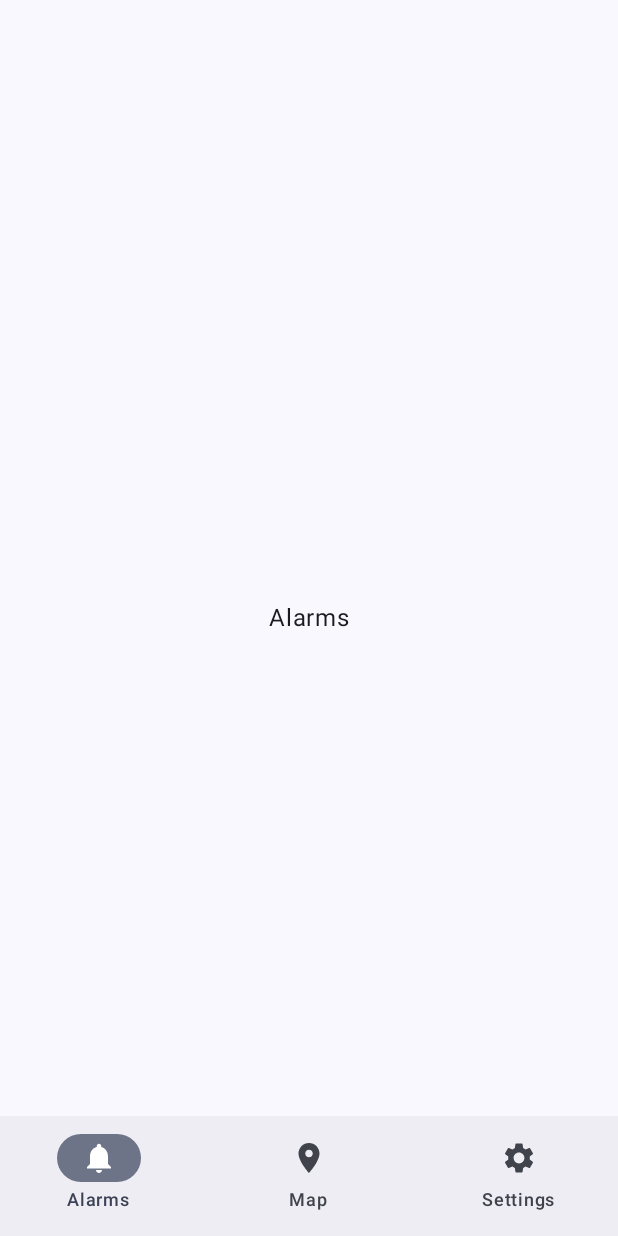
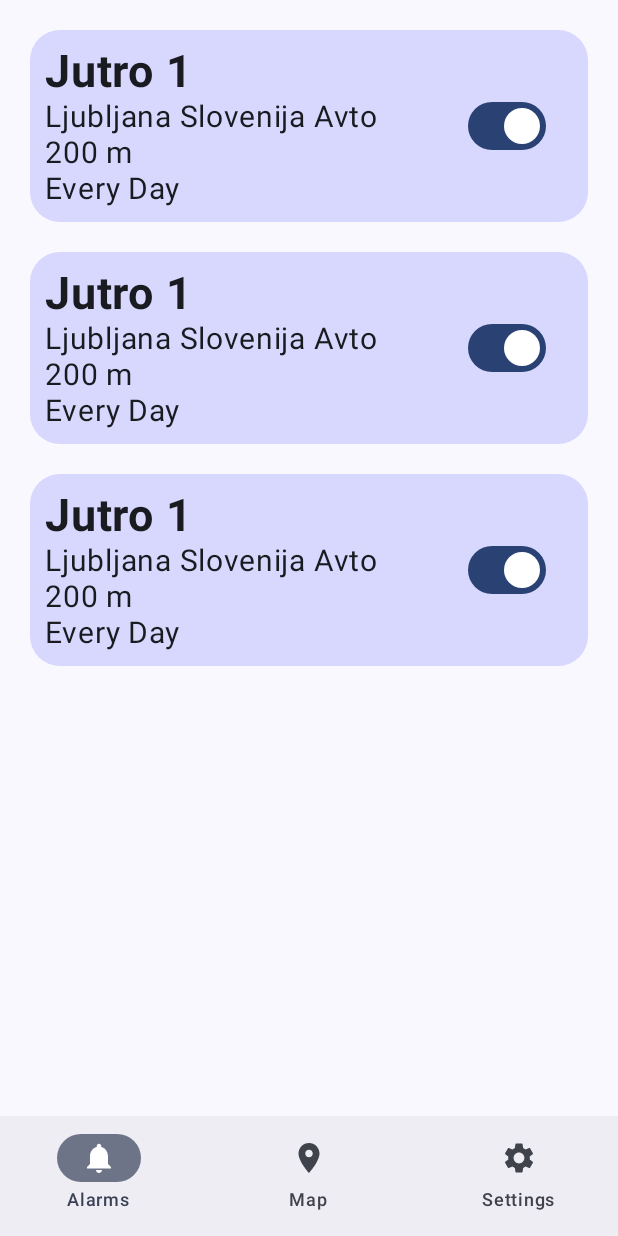
Before and after one commit to zorkomaj/Alarm_App, an Android app built with Jetpack Compose: the screen it shows after launch (MainActivity), on a phone screen of 412 x 824 dp. Run offline under Robolectric (Android 15) with nearby library versions, the phone set to English and light mode, and no system bars.

Commit message:
Made Alarms Screen

```diff
--- a/app/src/main/java/com/example/alarm_app/ui/AlarmsScreen.kt
+++ b/app/src/main/java/com/example/alarm_app/ui/AlarmsScreen.kt
@@ -1,20 +1,101 @@
 package com.example.alarm_app.ui
 
+import androidx.compose.foundation.background
+import androidx.compose.foundation.border
 import androidx.compose.foundation.layout.Arrangement
 import androidx.compose.foundation.layout.Column
+import androidx.compose.foundation.layout.Row
+import androidx.compose.foundation.layout.Spacer
 import androidx.compose.foundation.layout.fillMaxSize
+import androidx.compose.foundation.layout.fillMaxWidth
+import androidx.compose.foundation.layout.height
+import androidx.compose.foundation.layout.padding
+import androidx.compose.foundation.lazy.LazyColumn
+import androidx.compose.material3.Switch
 import androidx.compose.material3.Text
 import androidx.compose.runtime.Composable
+import androidx.compose.runtime.remember
 import androidx.compose.ui.Alignment
 import androidx.compose.ui.Modifier
+import androidx.compose.ui.text.font.FontWeight
+import androidx.compose.ui.unit.dp
+import androidx.compose.ui.unit.sp
+import androidx.compose.runtime.getValue
+import androidx.compose.runtime.mutableStateOf
+import androidx.compose.runtime.setValue
+import androidx.compose.foundation.lazy.items
+import androidx.compose.foundation.shape.RoundedCornerShape
+import androidx.compose.ui.draw.clip
+import androidx.compose.ui.graphics.Color
+
+data class AlarmList(val name: String, val location: String,
+                        val radius: Int, val repetitions: String,
+                        val checked: Boolean)
+
+val alarmList: List<AlarmList> = listOf( //fake history data
+    AlarmList("Jutro 1", "Ljubljana Slovenija Avto", 200, "Every Day", true),
+    AlarmList("Jutro 1", "Ljubljana Slovenija Avto", 200, "Every Day", true),
+    AlarmList("Jutro 1", "Ljubljana Slovenija Avto", 200, "Every Day", true),
+)
+
 
 @Composable
 fun AlarmsScreen(modifier: Modifier = Modifier) {
-    Column(
+    LazyColumn (
         modifier = modifier.fillMaxSize(),
-        verticalArrangement = Arrangement.Center,
-        horizontalAlignment = Alignment.CenterHorizontally,
+        //verticalArrangement = Arrangement.Center,
+        //horizontalAlignment = Alignment.CenterHorizontally,
     ) {
-        Text(text = "Alarms")
+        items(alarmList) { currentAlarm ->
+            Alarm (
+                name = currentAlarm.name,
+                location = currentAlarm.location,
+                radius = currentAlarm.radius,
+                repetitions = currentAlarm.repetitions,
+                checked = currentAlarm.checked,
+            )
+            //Spacer(modifier = Modifier.height(5.dp))
+        }
+
     }
 }
+
+
+@Composable
+fun Alarm(modifier: Modifier = Modifier,
+          name: String,
+          location: String,
+          radius: Int,
+          repetitions: String,
+          checked: Boolean) {
+    var checked by remember { mutableStateOf(true) }
+
+    Row (
+        Modifier
+            //.padding(20.dp)
+            .padding(20.dp, 20.dp, 20.dp, 0.dp)
+            .background(color = Color(0xd1d1d1ff), shape = RoundedCornerShape(20.dp))
+            .fillMaxWidth(),
+        verticalAlignment = Alignment.CenterVertically
+
+    ) {
+        Column (
+            Modifier.padding(10.dp)
+
+        ) {
+            Text(text = name, fontWeight = FontWeight.Bold, fontSize = 30.sp)
+            Text(text = location, fontSize = 20.sp)
+            Text(text = "$radius m", fontSize = 20.sp)
+            Text(text = repetitions, fontSize = 20.sp)
+        }
+        Switch(
+            modifier = Modifier.padding(start = 50.dp),
+            checked = checked,
+            onCheckedChange = {
+                checked = it
+            }
+        )
+
+    }
+
+}
```
